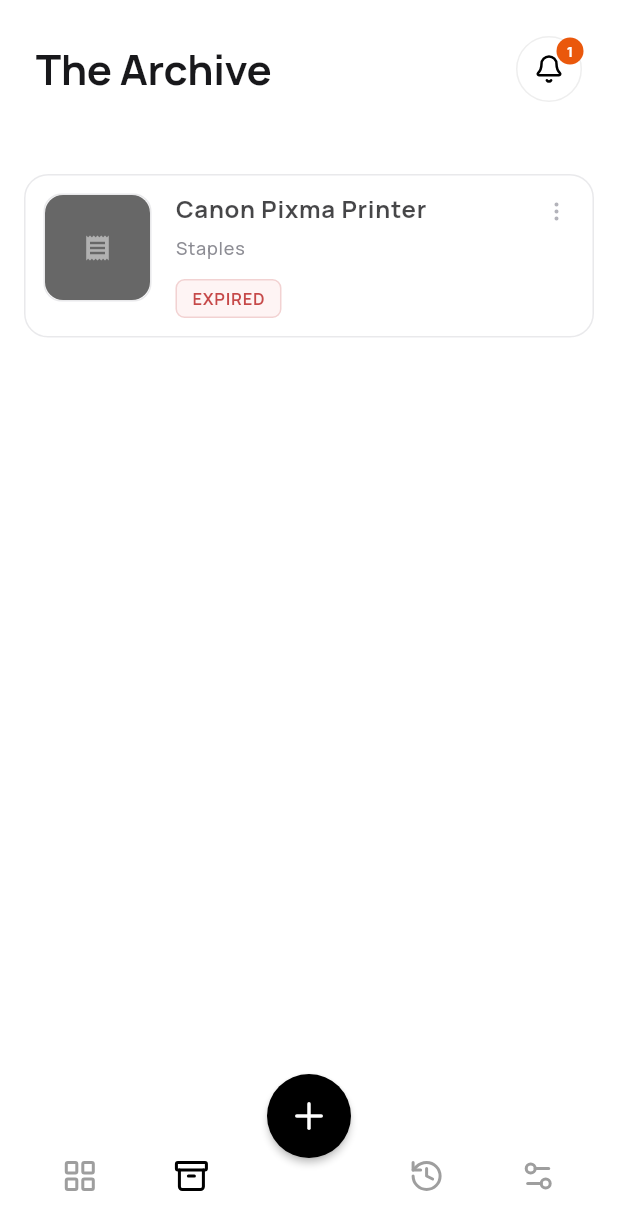
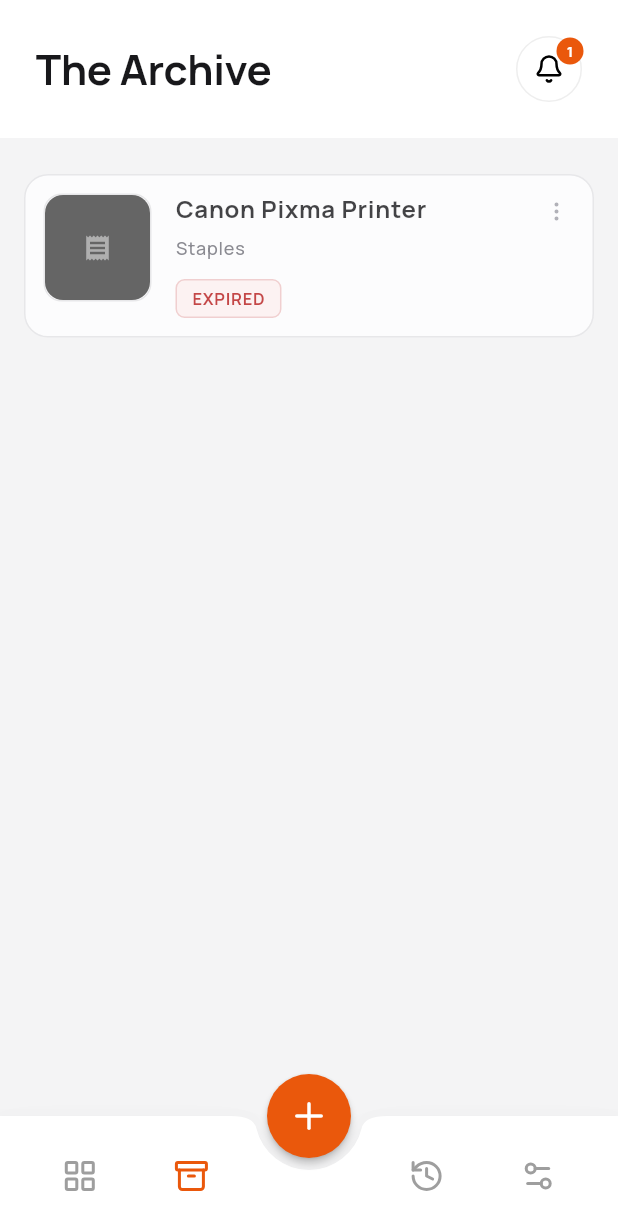
Before and after one commit to ArinGitPort/ValiDate, a Flutter app: the screen it shows after launch, item 2 of the bottom bar chosen, on a phone screen of 412 x 824 dp. Shown: the top 1230 px of the screen. Run offline on Flutter 3.47's test engine with Material 3 defaults, Android fonts, the phone set to English and light mode, and no system bars; our stand-ins replace flutter_local_notifications, flutter_lucide, google_fonts, hive, hive_flutter, image_picker and 3 more; missing offline and left inert: google_mlkit_text_recognition; accounts and stored records are empty.

Commit message:
Change ui

```diff
--- a/lib/providers/warranty_provider.dart
+++ b/lib/providers/warranty_provider.dart
@@ -166,11 +166,24 @@
   List<WarrantyItem> get activeItems {
     final items = allItems.where((item) => !item.isArchived).toList();
 
-    if (_sortOrder == 'purchase_date') {
-      items.sort((a, b) => b.purchaseDate.compareTo(a.purchaseDate)); // Newest bought first
-    } else {
-      items.sort((a, b) => a.daysRemaining.compareTo(b.daysRemaining)); // Expiring soonest first
-    }
+      switch (_sortOrder) {
+        case 'purchase_newest':
+          items.sort((a, b) => b.purchaseDate.compareTo(a.purchaseDate));
+          break;
+        case 'purchase_oldest':
+          items.sort((a, b) => a.purchaseDate.compareTo(b.purchaseDate));
+          break;
+        case 'name_az':
+          items.sort((a, b) => a.name.toLowerCase().compareTo(b.name.toLowerCase()));
+          break;
+        case 'name_za':
+          items.sort((a, b) => b.name.toLowerCase().compareTo(a.name.toLowerCase()));
+          break;
+        case 'expiring_soon':
+        default:
+          items.sort((a, b) => a.daysRemaining.compareTo(b.daysRemaining));
+          break;
+      }
 
     return items;
   }
--- a/lib/screens/main_layout.dart
+++ b/lib/screens/main_layout.dart
@@ -46,11 +46,14 @@
         onPressed: _onFabPressed,
         child: const Icon(LucideIcons.plus, size: 28),
       ),
-      floatingActionButtonLocation: const FixedCenterDockedFabLocation(),
+      floatingActionButtonLocation: FloatingActionButtonLocation.centerDocked,
       bottomNavigationBar: BottomAppBar(
         color: Colors.white,
+        elevation: 10,
+        shadowColor: Colors.black26,
         shape: const CircularNotchedRectangle(),
         notchMargin: 8.0,
+        clipBehavior: Clip.antiAlias,
         child: Row(
           mainAxisAlignment: MainAxisAlignment.spaceAround,
           children: [
@@ -68,7 +71,7 @@
 
   Widget _buildNavItem(int index, IconData icon, String label) {
     final isSelected = _currentIndex == index;
-    final color = isSelected ? AppTheme.primaryBrand : Colors.grey;
+    final color = isSelected ? AppTheme.accentOrange : Colors.grey;
     return InkWell(
       onTap: () => _onTabTapped(index),
       borderRadius: BorderRadius.circular(8),
--- a/lib/theme/app_theme.dart
+++ b/lib/theme/app_theme.dart
@@ -37,7 +37,7 @@
     useMaterial3: true,
     brightness: Brightness.light,
     primaryColor: primaryBrand,
-    scaffoldBackgroundColor: white, // Pure White Background
+    scaffoldBackgroundColor: zinc100, // Zinc-100 Background for contrast
 
     colorScheme: const ColorScheme.light(
       primary: primaryBrand,
@@ -97,15 +97,15 @@
     // Input
     inputDecorationTheme: InputDecorationTheme(
       filled: true,
-      fillColor: zinc100,
+      fillColor: white,
       contentPadding: const EdgeInsets.symmetric(horizontal: 16, vertical: 16),
       border: OutlineInputBorder(
         borderRadius: BorderRadius.circular(12),
-        borderSide: BorderSide.none, // Default no border for search style
+        borderSide: const BorderSide(color: zinc200),
       ),
       enabledBorder: OutlineInputBorder(
         borderRadius: BorderRadius.circular(12),
-        borderSide: BorderSide.none,
+        borderSide: const BorderSide(color: zinc200),
       ),
       focusedBorder: OutlineInputBorder(
         borderRadius: BorderRadius.circular(12),
@@ -145,7 +145,7 @@
 
     // Floating Action Button
     floatingActionButtonTheme: const FloatingActionButtonThemeData(
-      backgroundColor: primaryBrand, // Black
+      backgroundColor: accentOrange, // Restored to Orange
       foregroundColor: white,
       elevation: 2,
       shape: CircleBorder(),
--- a/lib/widgets/warranty_card.dart
+++ b/lib/widgets/warranty_card.dart
@@ -28,16 +28,12 @@
     // Badge Logic
     Color badgeBg = AppTheme.statusSafeBg;
     Color badgeText = AppTheme.statusSafeText;
-    String statusLabel = "$days DAYS LEFT";
+    String statusLabel = days == 1 ? "1 DAY LEFT" : "$days DAYS LEFT";
 
     if (days < 0) {
       badgeBg = AppTheme.statusExpiredBg;
       badgeText = AppTheme.statusExpiredText;
       statusLabel = "EXPIRED";
-    } else if (days <= 30) {
-      badgeBg = AppTheme.statusWarningBg;
-      badgeText = AppTheme.statusWarningText;
-      statusLabel = "EXPIRING SOON";
     }
 
     return Padding(
```
Also changed, not shown: lib/screens/dashboard_screen.dart (+85 -6 lines).
